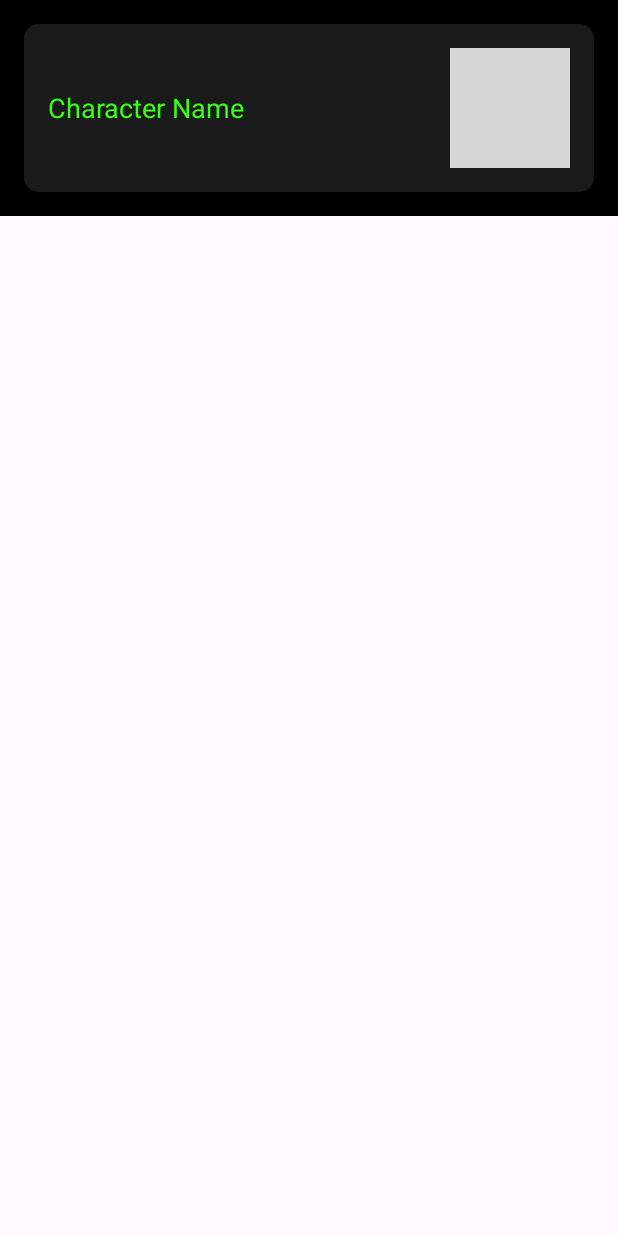
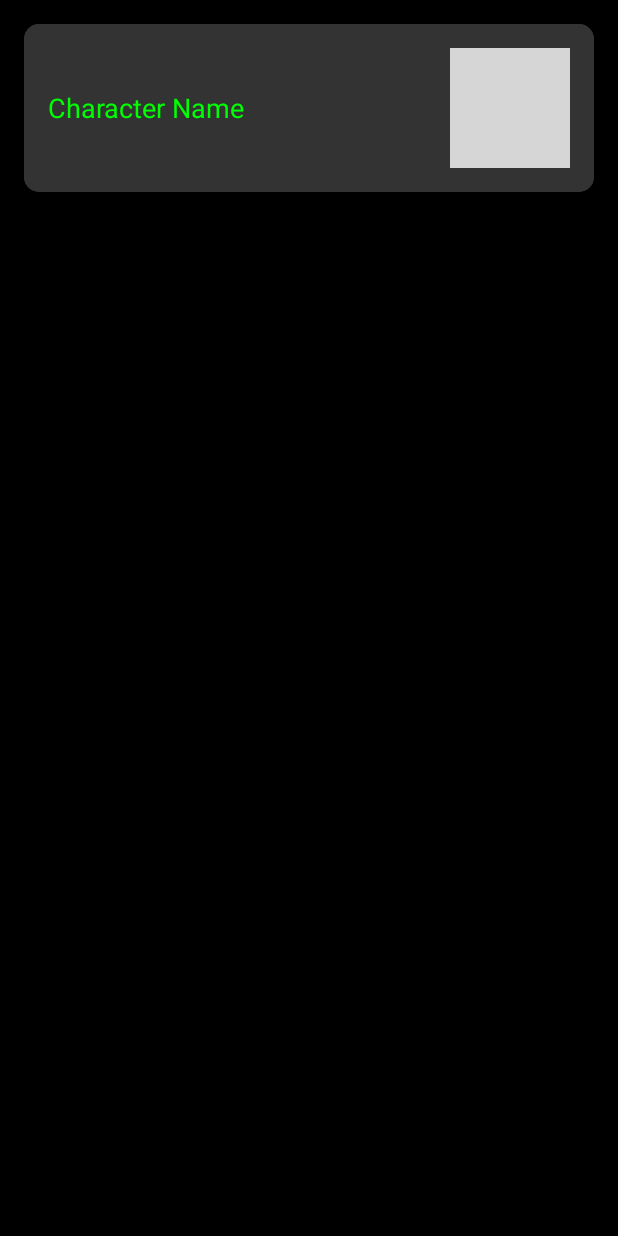
Before and after one commit to monirshadkani/RickAndMorty, an Android app: the layout character_item.xml on its own in the app's theme, with its tools: preview values and no code run, on a phone screen of 412 x 824 dp. Run offline under Robolectric (Android 15) with nearby library versions, the phone set to English and light mode, and no system bars; grey boxes are pictures that could not be loaded.

Commit message:
Style end

```diff
--- a/app/src/main/res/layout/activity_characters_list.xml
+++ b/app/src/main/res/layout/activity_characters_list.xml
@@ -21,5 +21,6 @@
         app:layout_constraintTop_toBottomOf="@id/toolbar"
         app:layout_constraintBottom_toBottomOf="parent"
         app:layout_constraintEnd_toEndOf="parent"
-        app:layout_constraintStart_toStartOf="parent" />
+        app:layout_constraintStart_toStartOf="parent"
+        android:background="@color/black" />
 </androidx.constraintlayout.widget.ConstraintLayout>
--- a/app/src/main/res/layout/toolbar_layout.xml
+++ b/app/src/main/res/layout/toolbar_layout.xml
@@ -8,12 +8,12 @@
     android:elevation="4dp"
     android:popupTheme="@style/ThemeOverlay.AppCompat.Light">
 
-
         <TextView
         android:id="@+id/toolbar_title"
         android:layout_width="wrap_content"
         android:layout_height="wrap_content"
-    android:textColor= "@color/portalGreen"
+        android:textColor="@color/portalGreen"
         android:textSize="20sp"
         android:layout_gravity="center" />
+
     </androidx.appcompat.widget.Toolbar>
--- a/app/src/main/res/layout/toolbar_layout_details.xml
+++ b/app/src/main/res/layout/toolbar_layout_details.xml
@@ -23,4 +23,4 @@
         android:background="?attr/selectableItemBackgroundBorderless"
         android:src="@android:drawable/ic_menu_close_clear_cancel"
         android:layout_gravity="start" />
-</androidx.appcompat.widget.Toolbar>
+    </androidx.appcompat.widget.Toolbar>
--- a/app/src/main/res/values/colors.xml
+++ b/app/src/main/res/values/colors.xml
@@ -1,18 +1,12 @@
 <?xml version="1.0" encoding="utf-8"?>
 <resources>
-    <color name="black">#FF000000</color>
-    <color name="white">#FFFFFFFF</color>
 
-
-
-    <color name="red">#FF5722</color>
-    <color name="green">#4CAF50</color>
-    <color name="blue">#2196F3</color>
-    <color name="amber">#FFC107</color>
-    <color name="portalGreen">#39FF14</color>
-    <color name="darkGray">#1A1A1A</color>
+    <color name="black">#000000</color>
+    <color name="white">#FFFFFF</color>
+    <color name="portalGreen">#00FF00</color>
     <color name="electricBlue">#00BFFF</color>
-    <color name="purple">#8A2BE2</color>
-    <color name="softGray">#A9A9A9</color>
+    <color name="darkGray">#333333</color>
+    <color name="lightGray">#CCCCCC</color>
+    <color name="pink">#FF69B4</color>
 
 </resources>
--- a/app/src/main/res/values/themes.xml
+++ b/app/src/main/res/values/themes.xml
@@ -1,8 +1,15 @@
 <resources xmlns:tools="http://schemas.android.com/tools">
-    <!-- Base application theme. -->
+    <!-- Base application theme -->
     <style name="Base.Theme.RickAndMorty" parent="Theme.Material3.DayNight.NoActionBar">
-        <!-- Customize your light theme here. -->
-        <!-- <item name="colorPrimary">@color/my_light_primary</item> -->
+        <!-- Customize your light theme here -->
+        <item name="colorPrimary">@color/portalGreen</item>
+        <item name="colorPrimaryVariant">@color/electricBlue</item>
+        <item name="colorOnPrimary">@color/black</item>
+        <item name="colorSecondary">@color/electricBlue</item>
+        <item name="colorSecondaryVariant">@color/darkGray</item>
+        <item name="colorOnSecondary">@color/black</item>
+        <item name="android:windowBackground">@color/black</item>
+        <item name="android:textColor">@color/portalGreen</item>
     </style>
 
     <style name="Theme.RickAndMorty" parent="Base.Theme.RickAndMorty" />
```
Also changed, not shown: app/src/main/res/layout/activity_character_details.xml (+3 -13 lines). Lines whose indentation alone changed are shown as unchanged.
